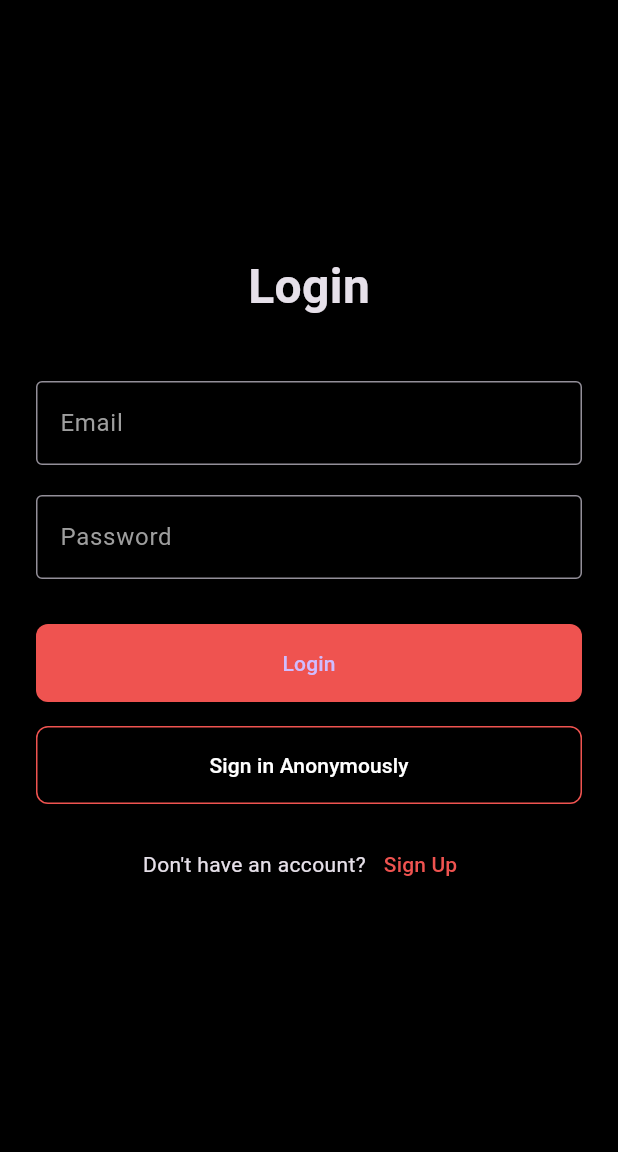
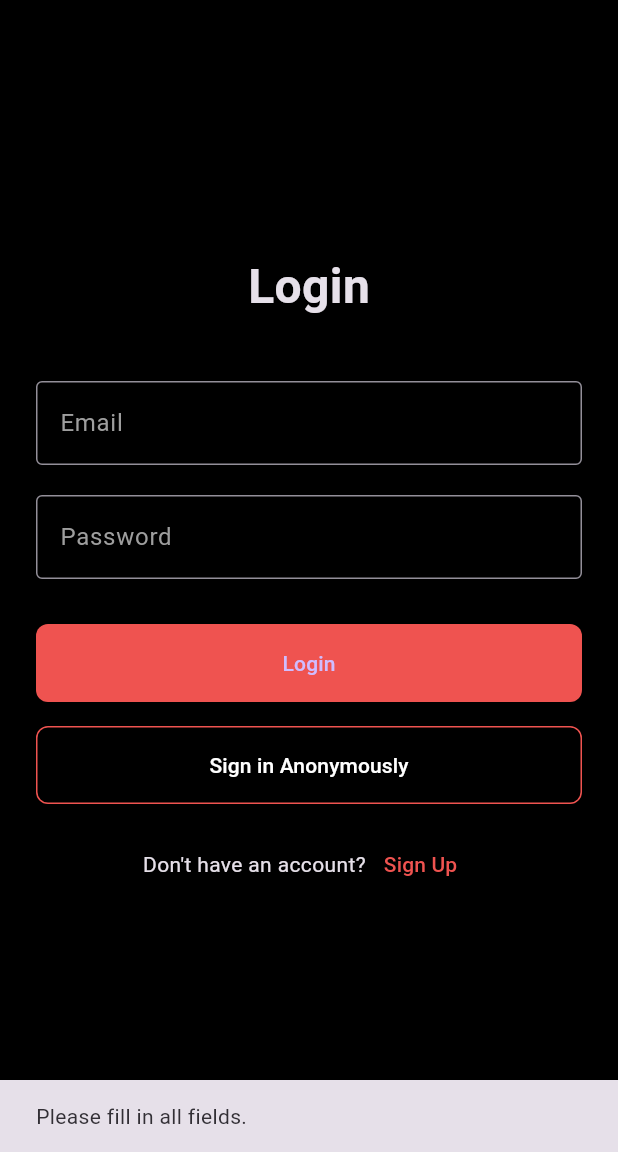
Before and after one commit to ahmedsilinii/tiktok-clone, a Flutter app: the screen it shows after launch, after a tap on "Login", on a phone screen of 412 x 824 dp, the part 84-1236 px from its top. Run offline on Flutter 3.47's test engine with Material 3 defaults, Android fonts, the phone set to English and light mode, and no system bars; our stand-ins replace cloud_firestore, firebase_auth, firebase_storage, flutter_riverpod; accounts and stored records are empty.

Commit message:
added a few validators for email login

```diff
--- a/lib/controllers/auth/auth_controller.dart
+++ b/lib/controllers/auth/auth_controller.dart
@@ -1,4 +1,6 @@
+import 'package:flutter/material.dart';
 import 'package:flutter_riverpod/flutter_riverpod.dart';
+import 'package:tiktok_clone/core/utils/utils.dart';
 import 'package:tiktok_clone/models/auth/user_model.dart';
 import 'package:tiktok_clone/repositories/auth/auth_repository.dart';
 
@@ -42,7 +44,18 @@ class AuthController extends StateNotifier<AsyncValue<AppUser?>> {
     }
   }
 
-  Future<void> signInWithEmailAndPassword(String email, String password) async {
+  Future<void> signInWithEmailAndPassword(BuildContext context, String email, String password) async {
+    final emailRegex = RegExp(r'^[\w-\.]+@([\w-]+\.)+[\w-]{2,4}$');
+    if (email.isEmpty || password.isEmpty) {
+      showSnackBar(context, 'Please fill in all fields.');
+      state = AsyncValue.error('Fields cannot be empty', StackTrace.current);
+      return;
+    }
+    if (!emailRegex.hasMatch(email)) {
+      showSnackBar(context, 'Please enter a valid email address.');
+      state = AsyncValue.error('Invalid email format', StackTrace.current);
+      return;
+    }
     state = const AsyncValue.loading();
     try {
       await ref
@@ -51,7 +64,5 @@ class AuthController extends StateNotifier<AsyncValue<AppUser?>> {
     } catch (e) {
       state = AsyncValue.error(e, StackTrace.current);
     }
-
-
   }
 }
--- a/lib/views/screens/auth/login_screen.dart
+++ b/lib/views/screens/auth/login_screen.dart
@@ -40,7 +40,7 @@ class _LoginScreenState extends ConsumerState<LoginScreen> {
 
     ref
         .read(authControllerProvider.notifier)
-        .signInWithEmailAndPassword(email, password);
+        .signInWithEmailAndPassword(context, email, password);
   }
 
   void _onTapSignUp() {
```
